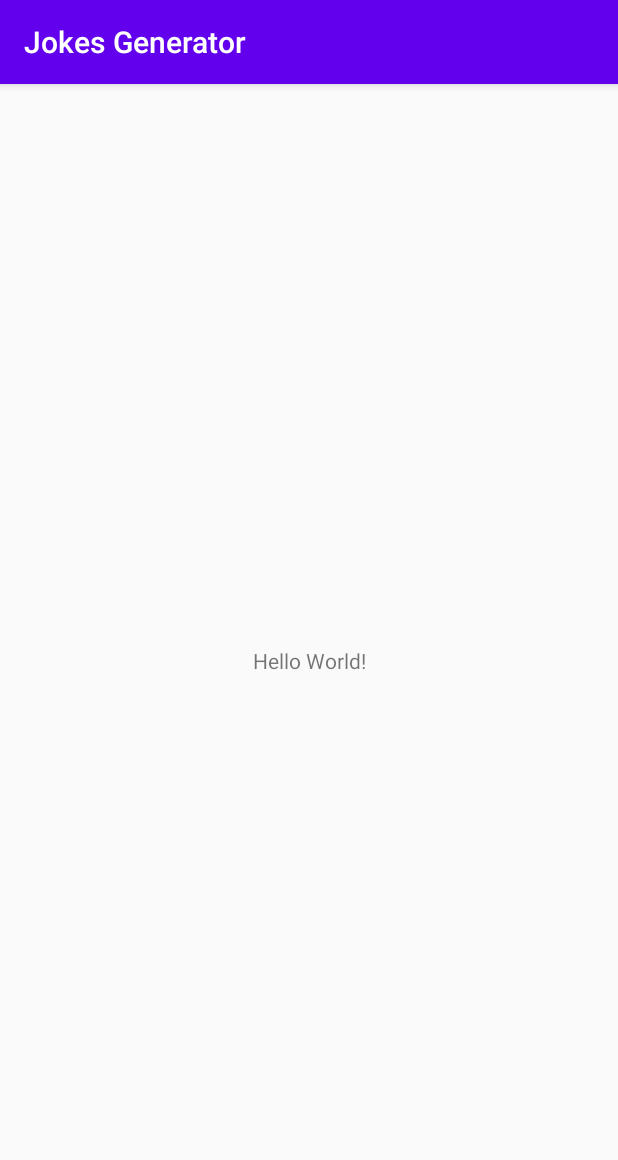
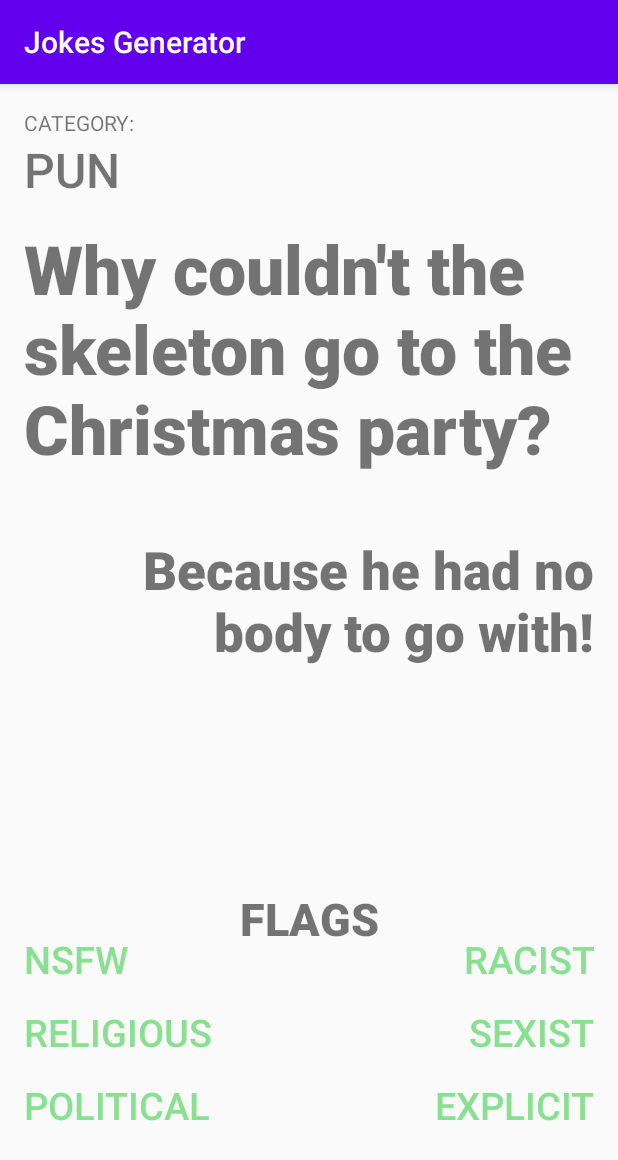
Before and after one commit to parth-commits/jokes-generator, an Android app: the screen it shows after launch (MainActivity), on a phone screen of 412 x 824 dp. Shown: the top 1160 px of the screen. Run offline under Robolectric (Android 15) with nearby library versions, the light colour scheme and no system bars.

Commit message:
main page xml layout finished

```diff
--- a/app/src/main/AndroidManifest.xml
+++ b/app/src/main/AndroidManifest.xml
@@ -1,6 +1,9 @@
 <?xml version="1.0" encoding="utf-8"?>
 <manifest xmlns:android="http://schemas.android.com/apk/res/android"
     package="com.example.android.jokesgenerator">
+    <uses-permission android:name="android.permission.INTERNET"/>
+    <uses-permission android:name="android.permission.ACCESS_NETWORK_STATE"/>
+    <uses-permission android:name="android.permission.WRITE_EXTERNAL_STORAGE"/>
 
     <application
         android:allowBackup="true"
--- a/app/src/main/java/com/example/android/jokesgenerator/MainActivity.java
+++ b/app/src/main/java/com/example/android/jokesgenerator/MainActivity.java
@@ -10,6 +10,5 @@ public class MainActivity extends AppCompatActivity {
     protected void onCreate(Bundle savedInstanceState) {
         super.onCreate(savedInstanceState);
         setContentView(R.layout.activity_main);
-        System.out.println("hello world");
     }
 }
--- a/app/src/main/res/layout/activity_main.xml
+++ b/app/src/main/res/layout/activity_main.xml
@@ -1,18 +1,163 @@
 <?xml version="1.0" encoding="utf-8"?>
-<androidx.constraintlayout.widget.ConstraintLayout xmlns:android="http://schemas.android.com/apk/res/android"
+<ScrollView xmlns:android="http://schemas.android.com/apk/res/android"
     xmlns:app="http://schemas.android.com/apk/res-auto"
     xmlns:tools="http://schemas.android.com/tools"
+    android:layout_height="match_parent"
     android:layout_width="match_parent"
-    android:layout_height="match_parent"
-    tools:context=".MainActivity">
+    android:padding="16dp"
+    >
 
-    <TextView
-        android:layout_width="wrap_content"
+    <RelativeLayout
+        android:layout_width="match_parent"
         android:layout_height="wrap_content"
-        android:text="Hello World!"
-        app:layout_constraintBottom_toBottomOf="parent"
-        app:layout_constraintLeft_toLeftOf="parent"
-        app:layout_constraintRight_toRightOf="parent"
-        app:layout_constraintTop_toTopOf="parent" />
 
-</androidx.constraintlayout.widget.ConstraintLayout>
+        >
+
+        <LinearLayout
+            android:id="@+id/main-joke-page"
+            android:layout_width="match_parent"
+            android:layout_height="wrap_content"
+            android:orientation="vertical"
+            android:layout_alignParentTop="true">
+
+            <TextView
+                android:layout_width="wrap_content"
+                android:layout_height="wrap_content"
+                android:text="CATEGORY:"
+
+                />
+
+            <TextView
+                android:id="@+id/category"
+                android:layout_width="wrap_content"
+                android:layout_height="wrap_content"
+                android:textSize="32sp"
+                android:fontFamily="sans-serif-medium"
+                android:text="PUN"
+                />
+
+            <TextView
+                android:id="@+id/setup"
+                android:layout_width="wrap_content"
+                android:layout_height="wrap_content"
+                android:textSize="45dp"
+                android:textAlignment="viewStart"
+                android:fontFamily="sans-serif-black"
+                android:paddingTop="14dp"
+                android:text="Why couldn't the skeleton go to the Christmas party?"
+                android:gravity="start" />
+
+            <TextView
+                android:id="@+id/delivery"
+                android:layout_width="wrap_content"
+                android:layout_height="wrap_content"
+                android:text="Because he had no body to go with!"
+                android:textSize="35dp"
+                android:textAlignment="viewEnd"
+                android:fontFamily="sans-serif-black"
+                android:paddingTop="40dp"
+                android:gravity="end" />
+
+        </LinearLayout>
+        <TextView
+            android:layout_width="match_parent"
+            android:layout_height="wrap_content"
+            android:paddingTop="520dp"
+            android:textAlignment="center"
+            android:fontFamily="sans-serif-black"
+            android:textSize="30sp"
+            android:text="FLAGS"
+            android:gravity="center_horizontal" />
+
+        <LinearLayout
+            android:id="@+id/leftflags"
+            android:layout_width="wrap_content"
+            android:layout_height="wrap_content"
+            android:layout_alignParentBottom="true"
+            android:layout_marginTop="550dp"
+            android:orientation="vertical">
+
+            <TextView
+                android:id="@+id/nsfw"
+                android:layout_width="wrap_content"
+                android:layout_height="wrap_content"
+                android:text="NSFW"
+                android:fontFamily="sans-serif-medium"
+                android:textSize="25sp"
+                android:textAllCaps="true"
+                android:textColor="@color/green"
+                />
+            <TextView
+                android:id="@+id/religious"
+                android:layout_width="wrap_content"
+                android:layout_height="wrap_content"
+                android:paddingTop="14dp"
+                android:text="religious"
+                android:fontFamily="sans-serif-medium"
+                android:textSize="25sp"
+                android:textAllCaps="true"
+                android:textColor="@color/green"
+                />
+
+            <TextView
+                android:id="@+id/political"
+                android:layout_width="wrap_content"
+                android:layout_height="wrap_content"
+                android:paddingTop="14dp"
+                android:text="political"
+                android:fontFamily="sans-serif-medium"
+                android:textSize="25sp"
+                android:textAllCaps="true"
+                android:textColor="@color/green"
+                />
+
+
+        </LinearLayout>
+
+        <LinearLayout
+            android:layout_width="match_parent"
+            android:layout_height="wrap_content"
+            android:layout_alignParentBottom="true"
+            android:layout_alignParentRight="true"
+            android:layout_marginTop="550dp"
+            android:orientation="vertical">
+
+            <TextView
+                android:id="@+id/racist"
+                android:layout_width="match_parent"
+                android:layout_height="wrap_content"
+                android:textAlignment="textEnd"
+                android:text="racist"
+                android:fontFamily="sans-serif-medium"
+                android:textSize="25sp"
+                android:textAllCaps="true"
+                android:textColor="@color/green"
+                android:gravity="end" />
+            <TextView
+                android:id="@+id/sexist"
+                android:layout_width="match_parent"
+                android:layout_height="wrap_content"
+                android:textAlignment="textEnd"
+                android:paddingTop="14dp"
+                android:text="sexist"
+                android:fontFamily="sans-serif-medium"
+                android:textSize="25sp"
+                android:textAllCaps="true"
+                android:textColor="@color/green"
+                android:gravity="end" />
+
+            <TextView
+                android:id="@+id/explicit"
+                android:layout_width="match_parent"
+                android:layout_height="wrap_content"
+                android:textAlignment="textEnd"
+                android:paddingTop="14dp"
+                android:text="explicit"
+                android:fontFamily="sans-serif-medium"
+                android:textSize="25sp"
+                android:textAllCaps="true"
+                android:textColor="@color/green"
+                android:gravity="end" />
+        </LinearLayout>
+    </RelativeLayout>
+</ScrollView>
--- a/app/src/main/res/values/colors.xml
+++ b/app/src/main/res/values/colors.xml
@@ -3,4 +3,12 @@
     <color name="colorPrimary">#6200EE</color>
     <color name="colorPrimaryDark">#3700B3</color>
     <color name="colorAccent">#03DAC5</color>
+    <color name="black">#1a1a1a</color>
+    <!-- Text color for the details of the earthquake in the list item -->
+    <color name="subheading">#B4BAC0</color>
+    <color name="red">#de4949</color>
+    <color name="green">#89e090</color>
+    <color name="cool_yellow">#f9e7b8</color>
+    <color name="default_grey">#727272</color>
+    <color name="bar_blue">#273e4e</color>
 </resources>
```
